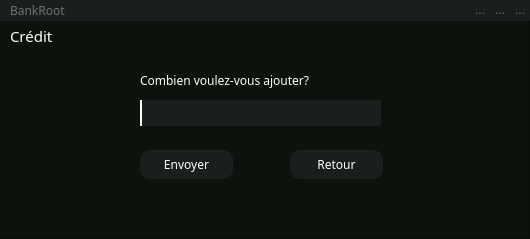
Qt form credit.ui (SparqueeZ/Bank-Root) before a commit.
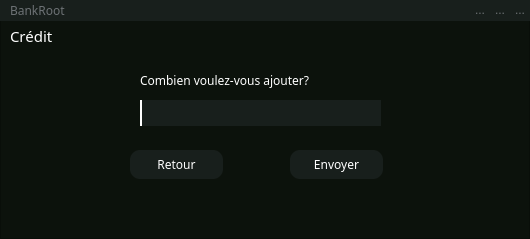
The same form after that commit. Icons and pictures are not drawn.

Commit message: Débit + réglage des boutons home

```diff
--- a/credit.ui
+++ b/credit.ui
@@ -76,7 +76,7 @@
    <widget class="QPushButton" name="send">
     <property name="geometry">
      <rect>
-      <x>140</x>
+      <x>290</x>
       <y>150</y>
       <width>93</width>
       <height>29</height>
@@ -115,7 +115,7 @@
    <widget class="QPushButton" name="return2">
     <property name="geometry">
      <rect>
-      <x>290</x>
+      <x>130</x>
       <y>150</y>
       <width>93</width>
       <height>29</height>
```
The commit also changes 6 other files.
